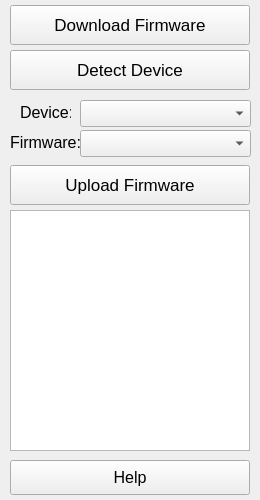
First picture: the form in Source/mainwindow.ui, repository OpenSprinkler/OpenSprinkler-Updater, before the edit.
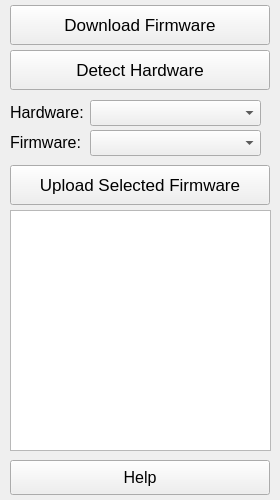
Second picture: the form after the edit.

What changed in the file:
```diff
--- a/Source/mainwindow.ui
+++ b/Source/mainwindow.ui
@@ -6,7 +6,7 @@
    <rect>
     <x>0</x>
     <y>0</y>
-    <width>260</width>
+    <width>280</width>
     <height>500</height>
    </rect>
   </property>
@@ -18,13 +18,13 @@
   </property>
   <property name="minimumSize">
    <size>
-    <width>260</width>
+    <width>280</width>
     <height>500</height>
    </size>
   </property>
   <property name="maximumSize">
    <size>
-    <width>260</width>
+    <width>280</width>
     <height>500</height>
    </size>
   </property>
@@ -43,7 +43,7 @@
      <rect>
       <x>10</x>
       <y>5</y>
-      <width>240</width>
+      <width>260</width>
       <height>40</height>
      </rect>
     </property>
@@ -55,13 +55,13 @@
     </property>
     <property name="minimumSize">
      <size>
-      <width>240</width>
+      <width>260</width>
       <height>40</height>
      </size>
     </property>
     <property name="maximumSize">
      <size>
-      <width>240</width>
+      <width>260</width>
       <height>40</height>
      </size>
     </property>
@@ -93,7 +93,7 @@
      <rect>
       <x>10</x>
       <y>50</y>
-      <width>240</width>
+      <width>260</width>
       <height>40</height>
      </rect>
     </property>
@@ -105,13 +105,13 @@
     </property>
     <property name="minimumSize">
      <size>
-      <width>240</width>
+      <width>260</width>
       <height>40</height>
      </size>
     </property>
     <property name="maximumSize">
      <size>
-      <width>240</width>
+      <width>260</width>
       <height>40</height>
      </size>
     </property>
@@ -127,7 +127,7 @@
      <string>Detect Device</string>
     </property>
     <property name="text">
-     <string>Detect Device</string>
+     <string>Detect Hardware</string>
     </property>
     <property name="shortcut">
      <string>Meta+D</string>
@@ -138,19 +138,19 @@
      <rect>
       <x>10</x>
       <y>460</y>
-      <width>240</width>
+      <width>260</width>
       <height>35</height>
      </rect>
     </property>
     <property name="minimumSize">
      <size>
-      <width>240</width>
+      <width>260</width>
       <height>35</height>
      </size>
     </property>
     <property name="maximumSize">
      <size>
-      <width>240</width>
+      <width>260</width>
       <height>35</height>
      </size>
     </property>
@@ -167,9 +167,9 @@
    <widget class="QLabel" name="lblDevice">
     <property name="geometry">
      <rect>
-      <x>20</x>
+      <x>10</x>
       <y>102</y>
-      <width>51</width>
+      <width>81</width>
       <height>21</height>
      </rect>
     </property>
@@ -180,16 +180,16 @@
      </font>
     </property>
     <property name="text">
-     <string>Device:</string>
+     <string>Hardware:</string>
     </property>
    </widget>
    <widget class="QComboBox" name="cmbDevice">
     <property name="geometry">
      <rect>
-      <x>80</x>
+      <x>90</x>
       <y>100</y>
       <width>171</width>
-      <height>27</height>
+      <height>26</height>
      </rect>
     </property>
     <property name="font">
@@ -204,7 +204,7 @@
      <rect>
       <x>10</x>
       <y>132</y>
-      <width>71</width>
+      <width>81</width>
       <height>21</height>
      </rect>
     </property>
@@ -221,10 +221,10 @@
    <widget class="QComboBox" name="cmbFirmware">
     <property name="geometry">
      <rect>
-      <x>80</x>
+      <x>90</x>
       <y>130</y>
       <width>171</width>
-      <height>27</height>
+      <height>26</height>
      </rect>
     </property>
     <property name="font">
@@ -239,19 +239,19 @@
      <rect>
       <x>10</x>
       <y>165</y>
-      <width>240</width>
+      <width>260</width>
       <height>40</height>
      </rect>
     </property>
     <property name="minimumSize">
      <size>
-      <width>240</width>
+      <width>260</width>
       <height>40</height>
      </size>
     </property>
     <property name="maximumSize">
      <size>
-      <width>240</width>
+      <width>260</width>
       <height>40</height>
      </size>
     </property>
@@ -267,7 +267,7 @@
      <string>Upload Firmware</string>
     </property>
     <property name="text">
-     <string>Upload Firmware</string>
+     <string>Upload Selected Firmware</string>
     </property>
     <property name="shortcut">
      <string>Meta+U</string>
@@ -278,7 +278,7 @@
      <rect>
       <x>10</x>
       <y>210</y>
-      <width>240</width>
+      <width>261</width>
       <height>241</height>
      </rect>
     </property>
```
Left out of the diff: 4 changed lines with no effect on the pictures.
